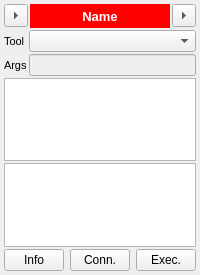
The window that spinetoolbox/ui/subwindow_tool.ui (spine-tools/Spine-Toolbox) describes before a commit, drawn with Qt 5.
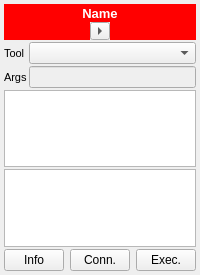
The same window after the commit.

Commit message: Another visualization option with one central connector. In my opinion it looks better but both options have pros and cons.

The edit to the form file:
```diff
--- a/spinetoolbox/ui/subwindow_tool.ui
+++ b/spinetoolbox/ui/subwindow_tool.ui
@@ -51,7 +51,7 @@
   <property name="windowTitle">
    <string>Tool</string>
   </property>
-  <layout class="QVBoxLayout" name="verticalLayout_2">
+  <layout class="QVBoxLayout" name="verticalLayout_3">
    <property name="spacing">
     <number>0</number>
    </property>
@@ -68,7 +68,7 @@
     <number>0</number>
    </property>
    <item>
-    <layout class="QVBoxLayout" name="verticalLayout">
+    <layout class="QVBoxLayout" name="verticalLayout_2">
      <property name="spacing">
       <number>2</number>
      </property>
@@ -85,20 +85,10 @@
       <number>4</number>
      </property>
      <item>
-      <layout class="QHBoxLayout" name="horizontalLayout_top">
-       <item>
-        <widget class="QToolButton" name="toolButton_inputslot">
-         <property name="toolTip">
-          <string>Input slot. Draw connections from/to here.</string>
-         </property>
-         <property name="text">
-          <string>...</string>
-         </property>
-         <property name="arrowType">
-          <enum>Qt::RightArrow</enum>
-         </property>
-        </widget>
-       </item>
+      <layout class="QVBoxLayout" name="verticalLayout">
+       <property name="spacing">
+        <number>0</number>
+       </property>
        <item>
         <widget class="QLabel" name="label_name">
          <property name="enabled">
@@ -107,7 +97,7 @@
          <property name="minimumSize">
           <size>
            <width>0</width>
-           <height>24</height>
+           <height>18</height>
           </size>
          </property>
          <property name="font">
@@ -133,17 +123,111 @@
         </widget>
        </item>
        <item>
-        <widget class="QToolButton" name="toolButton_outputslot">
-         <property name="toolTip">
-          <string>Output slot. Draw connections from/to here.</string>
-         </property>
-         <property name="text">
-          <string>...</string>
-         </property>
-         <property name="arrowType">
-          <enum>Qt::RightArrow</enum>
-         </property>
-        </widget>
+        <layout class="QHBoxLayout" name="horizontalLayout_4">
+         <item>
+          <widget class="QLabel" name="label_name_2">
+           <property name="enabled">
+            <bool>true</bool>
+           </property>
+           <property name="minimumSize">
+            <size>
+             <width>0</width>
+             <height>18</height>
+            </size>
+           </property>
+           <property name="maximumSize">
+            <size>
+             <width>16777215</width>
+             <height>18</height>
+            </size>
+           </property>
+           <property name="font">
+            <font>
+             <pointsize>10</pointsize>
+             <weight>75</weight>
+             <bold>true</bold>
+            </font>
+           </property>
+           <property name="styleSheet">
+            <string notr="true">background-color: rgb(255, 0, 0);
+color: rgb(255, 255, 255);</string>
+           </property>
+           <property name="text">
+            <string/>
+           </property>
+           <property name="alignment">
+            <set>Qt::AlignCenter</set>
+           </property>
+           <property name="wordWrap">
+            <bool>true</bool>
+           </property>
+          </widget>
+         </item>
+         <item>
+          <widget class="QToolButton" name="toolButton_connector">
+           <property name="minimumSize">
+            <size>
+             <width>0</width>
+             <height>1</height>
+            </size>
+           </property>
+           <property name="toolTip">
+            <string>Draw connections from/to here.</string>
+           </property>
+           <property name="text">
+            <string>...</string>
+           </property>
+           <property name="iconSize">
+            <size>
+             <width>12</width>
+             <height>12</height>
+            </size>
+           </property>
+           <property name="arrowType">
+            <enum>Qt::RightArrow</enum>
+           </property>
+          </widget>
+         </item>
+         <item>
+          <widget class="QLabel" name="label_name_3">
+           <property name="enabled">
+            <bool>true</bool>
+           </property>
+           <property name="minimumSize">
+            <size>
+             <width>0</width>
+             <height>18</height>
+            </size>
+           </property>
+           <property name="maximumSize">
+            <size>
+             <width>16777215</width>
+             <height>18</height>
+            </size>
+           </property>
+           <property name="font">
+            <font>
+             <pointsize>10</pointsize>
+             <weight>75</weight>
+             <bold>true</bold>
+            </font>
+           </property>
+           <property name="styleSheet">
+            <string notr="true">background-color: rgb(255, 0, 0);
+color: rgb(255, 255, 255);</string>
+           </property>
+           <property name="text">
+            <string/>
+           </property>
+           <property name="alignment">
+            <set>Qt::AlignCenter</set>
+           </property>
+           <property name="wordWrap">
+            <bool>true</bool>
+           </property>
+          </widget>
+         </item>
+        </layout>
        </item>
       </layout>
      </item>
```
Left out of the diff: 2 changed lines with no effect on the pictures. The commit also changes 11 other files.
